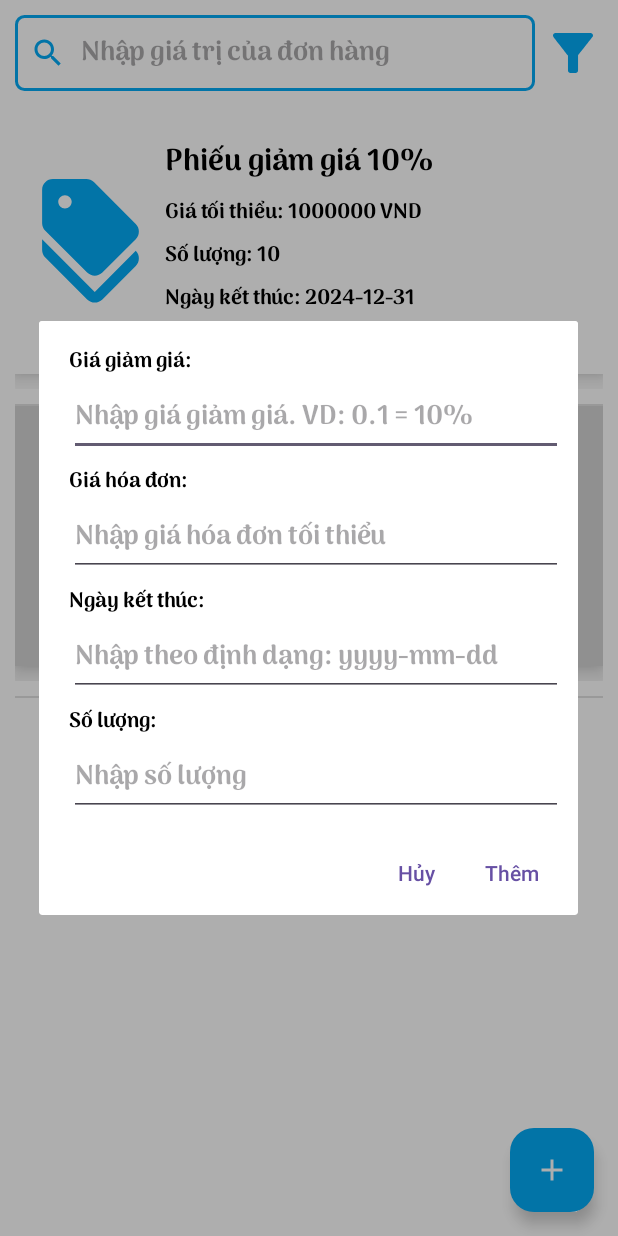
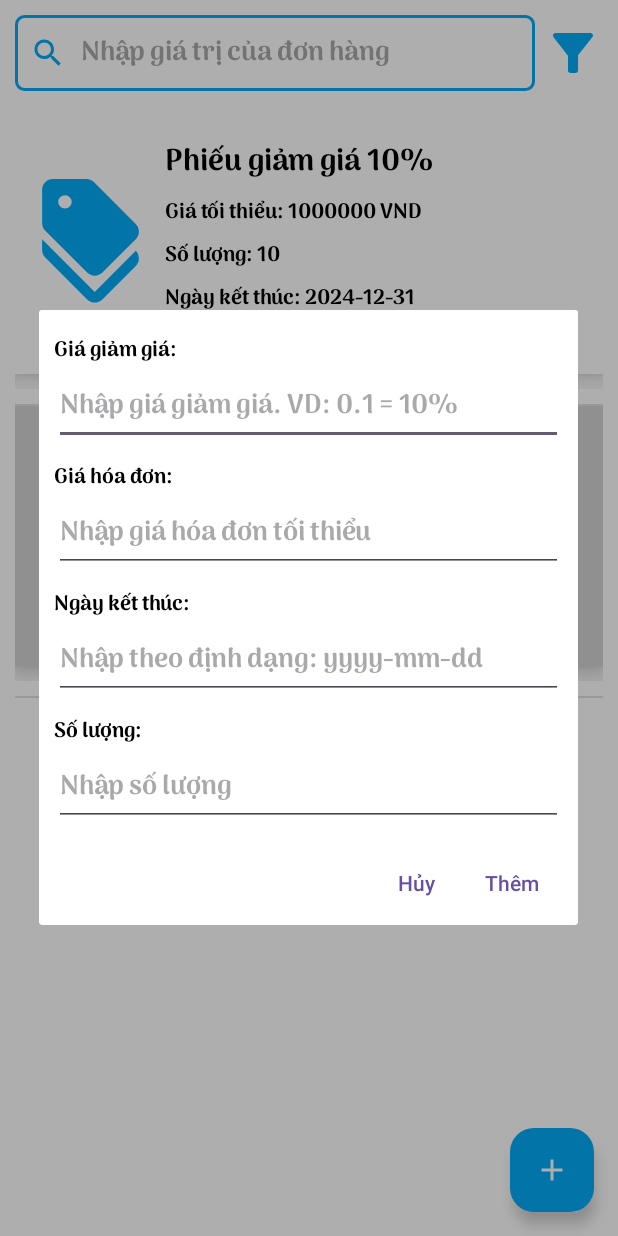
Before and after one commit to truongvx2305/Project1_Team4, an Android app: the fragment Discount shown on its own in the app's theme, after a tap on an icon or button, on a phone screen of 412 x 824 dp. Run offline under Robolectric (Android 15) with nearby library versions, the phone set to English and light mode, and no system bars.

Commit message:
update layout linear to constraint

```diff
--- a/app/src/main/res/layout/dialog_add_discount.xml
+++ b/app/src/main/res/layout/dialog_add_discount.xml
@@ -1,37 +1,27 @@
 <?xml version="1.0" encoding="utf-8"?>
-<LinearLayout xmlns:android="http://schemas.android.com/apk/res/android"
+<androidx.constraintlayout.widget.ConstraintLayout xmlns:android="http://schemas.android.com/apk/res/android"
+    xmlns:app="http://schemas.android.com/apk/res-auto"
     xmlns:tools="http://schemas.android.com/tools"
     android:id="@+id/dialogAddDiscountLayout"
     android:layout_width="match_parent"
-    android:layout_height="match_parent"
-    android:orientation="vertical">
+    android:layout_height="match_parent">
 
-    <LinearLayout
+    <!-- Layout chính -->
+    <androidx.constraintlayout.widget.ConstraintLayout
+        android:id="@+id/discountContainer"
         android:layout_width="match_parent"
         android:layout_height="wrap_content"
-        android:orientation="vertical"
-        tools:ignore="UselessParent">
-
-        <LinearLayout
-            android:layout_width="match_parent"
-            android:layout_height="wrap_content"
-            android:layout_gravity="center_vertical"
         android:background="#FFFFFF"
         android:backgroundTint="#FFFFFF"
         android:elevation="10dp"
-            android:orientation="horizontal"
         android:padding="10dp"
-            tools:ignore="DisableBaselineAlignment,UselessParent">
+        app:layout_constraintEnd_toEndOf="parent"
+        app:layout_constraintStart_toStartOf="parent"
+        app:layout_constraintTop_toTopOf="parent">
 
-            <LinearLayout
-                android:layout_width="0dp"
-                android:layout_height="wrap_content"
-                android:layout_weight="1"
-                android:orientation="vertical"
-                android:paddingStart="10dp"
-                tools:ignore="RtlSymmetry">
-
+        <!-- TextView: Giá giảm giá -->
         <TextView
+            android:id="@+id/discountPriceLabel"
             android:layout_width="wrap_content"
             android:layout_height="wrap_content"
             android:layout_marginTop="5dp"
@@ -39,73 +29,100 @@
             android:text="Giá giảm giá:"
             android:textColor="#000000"
             android:textSize="14sp"
+            app:layout_constraintStart_toStartOf="parent"
+            app:layout_constraintTop_toTopOf="parent"
             tools:ignore="HardcodedText" />
 
+        <!-- EditText: Nhập giá giảm giá -->
         <EditText
             android:id="@+id/priceAddDiscount"
-                    android:layout_width="match_parent"
+            android:layout_width="0dp"
             android:layout_height="wrap_content"
             android:fontFamily="@font/font"
             android:hint="Nhập giá giảm giá. VD: 0.1 = 10%"
+            app:layout_constraintEnd_toEndOf="parent"
+            app:layout_constraintStart_toStartOf="parent"
+            app:layout_constraintTop_toBottomOf="@id/discountPriceLabel"
             tools:ignore="Autofill,HardcodedText,LabelFor,TextFields" />
 
+        <!-- TextView: Giá hóa đơn -->
         <TextView
+            android:id="@+id/minPriceLabel"
             android:layout_width="wrap_content"
             android:layout_height="wrap_content"
-                    android:layout_marginTop="5dp"
+            android:layout_marginTop="10dp"
             android:fontFamily="@font/font"
             android:text="Giá hóa đơn:"
             android:textColor="#000000"
             android:textSize="14sp"
+            app:layout_constraintStart_toStartOf="parent"
+            app:layout_constraintTop_toBottomOf="@id/priceAddDiscount"
             tools:ignore="HardcodedText" />
 
+        <!-- EditText: Nhập giá hóa đơn -->
         <EditText
             android:id="@+id/minPriceAddDiscount"
-                    android:layout_width="match_parent"
+            android:layout_width="0dp"
             android:layout_height="wrap_content"
             android:fontFamily="@font/font"
             android:hint="Nhập giá hóa đơn tối thiểu"
+            app:layout_constraintEnd_toEndOf="parent"
+            app:layout_constraintStart_toStartOf="parent"
+            app:layout_constraintTop_toBottomOf="@id/minPriceLabel"
             tools:ignore="Autofill,HardcodedText,LabelFor,TextFields" />
 
+        <!-- TextView: Ngày kết thúc -->
         <TextView
+            android:id="@+id/endDateLabel"
             android:layout_width="wrap_content"
             android:layout_height="wrap_content"
-                    android:layout_marginTop="5dp"
+            android:layout_marginTop="10dp"
             android:fontFamily="@font/font"
             android:text="Ngày kết thúc:"
             android:textColor="#000000"
             android:textSize="14sp"
+            app:layout_constraintStart_toStartOf="parent"
+            app:layout_constraintTop_toBottomOf="@id/minPriceAddDiscount"
             tools:ignore="HardcodedText" />
 
+        <!-- EditText: Nhập ngày kết thúc -->
         <EditText
             android:id="@+id/endDateAddDiscount"
-                    android:layout_width="match_parent"
+            android:layout_width="0dp"
             android:layout_height="wrap_content"
             android:fontFamily="@font/font"
             android:hint="Nhập theo định dạng: yyyy-mm-dd"
+            app:layout_constraintEnd_toEndOf="parent"
+            app:layout_constraintStart_toStartOf="parent"
+            app:layout_constraintTop_toBottomOf="@id/endDateLabel"
             tools:ignore="Autofill,HardcodedText,LabelFor,TextFields" />
 
+        <!-- TextView: Số lượng -->
         <TextView
+            android:id="@+id/quantityLabel"
             android:layout_width="wrap_content"
             android:layout_height="wrap_content"
-                    android:layout_marginTop="5dp"
+            android:layout_marginTop="10dp"
             android:fontFamily="@font/font"
             android:text="Số lượng:"
             android:textColor="#000000"
             android:textSize="14sp"
+            app:layout_constraintStart_toStartOf="parent"
+            app:layout_constraintTop_toBottomOf="@id/endDateAddDiscount"
             tools:ignore="HardcodedText" />
 
+        <!-- EditText: Nhập số lượng -->
         <EditText
             android:id="@+id/quantityAddDiscount"
-                    android:layout_width="match_parent"
+            android:layout_width="0dp"
             android:layout_height="wrap_content"
             android:fontFamily="@font/font"
             android:hint="Nhập số lượng"
+            app:layout_constraintEnd_toEndOf="parent"
+            app:layout_constraintStart_toStartOf="parent"
+            app:layout_constraintTop_toBottomOf="@id/quantityLabel"
             tools:ignore="Autofill,HardcodedText,LabelFor,TextFields" />
 
-            </LinearLayout>
-        </LinearLayout>
+    </androidx.constraintlayout.widget.ConstraintLayout>
 
-    </LinearLayout>
-
-</LinearLayout>
+</androidx.constraintlayout.widget.ConstraintLayout>
--- a/app/src/main/res/layout/security_lock.xml
+++ b/app/src/main/res/layout/security_lock.xml
@@ -12,7 +12,7 @@
         android:layout_width="match_parent"
         android:layout_height="wrap_content"
         android:fontFamily="@font/font"
-        android:hint="Mã bảo mật 1"
+        android:hint="Mã bảo mật cũ/mã bảo mật mới"
         android:inputType="numberPassword"
         android:padding="8dp"
         tools:ignore="Autofill,HardcodedText" />
@@ -23,7 +23,7 @@
         android:layout_height="wrap_content"
         android:layout_marginTop="10dp"
         android:fontFamily="@font/font"
-        android:hint="Mã bảo mật 2"
+        android:hint="Mã bảo mật mới/xác nhận mã bảo mật"
         android:inputType="numberPassword"
         android:padding="8dp"
         tools:ignore="Autofill,HardcodedText" />
```
Also changed, not shown: app/src/main/res/layout/dialog_add_brand.xml (+20 -31 lines), app/src/main/res/layout/dialog_add_color.xml (+20 -31 lines), app/src/main/res/layout/dialog_add_customer.xml (+30 -29 lines), app/src/main/res/layout/dialog_add_employee.xml (+30 -29 lines), app/src/main/res/layout/dialog_add_size.xml (+23 -32 lines), app/src/main/res/layout/dialog_add_type.xml (+22 -34 lines), app/src/main/res/layout/dialog_employee_detail.xml (+25 -24 lines), app/src/main/res/layout/dialog_security_code.xml (+21 -7 lines), app/src/main/res/layout/update_password.xml (added, +40 -0 lines). Lines whose indentation alone changed are shown as unchanged.
